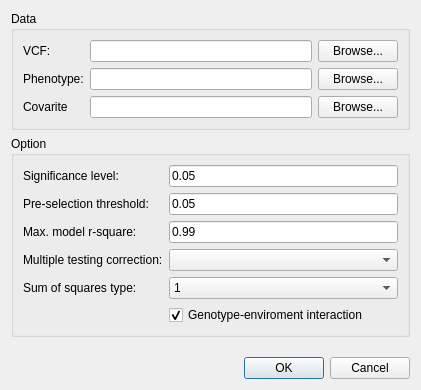
njau-sri/rtm-gwas, file dialogassoc.ui: the form before one commit.
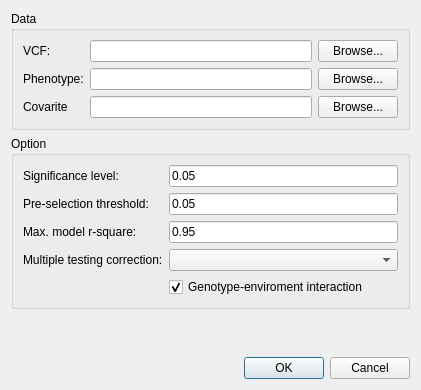
The form after the commit.

Commit message: Remove --sstype

```diff
--- a/dialogassoc.ui
+++ b/dialogassoc.ui
@@ -118,7 +118,7 @@
       <item row="2" column="1">
        <widget class="QLineEdit" name="lineEditRsq">
         <property name="text">
-         <string>0.99</string>
+         <string>0.95</string>
         </property>
        </widget>
       </item>
@@ -129,23 +129,6 @@
         </property>
        </widget>
       </item>
-      <item row="4" column="0">
-       <widget class="QLabel" name="labelStype">
-        <property name="text">
-         <string>Sum of squares type:</string>
-        </property>
-       </widget>
-      </item>
-      <item row="5" column="1">
-       <widget class="QCheckBox" name="checkBoxGxe">
-        <property name="text">
-         <string>Genotype-enviroment interaction</string>
-        </property>
-        <property name="checked">
-         <bool>true</bool>
-        </property>
-       </widget>
-      </item>
       <item row="3" column="1">
        <widget class="QComboBox" name="comboBoxMtc">
         <item>
@@ -166,17 +149,13 @@
        </widget>
       </item>
       <item row="4" column="1">
-       <widget class="QComboBox" name="comboBoxStype">
-        <item>
-         <property name="text">
-          <string>1</string>
-         </property>
-        </item>
-        <item>
-         <property name="text">
-          <string>3</string>
-         </property>
-        </item>
+       <widget class="QCheckBox" name="checkBoxGxe">
+        <property name="text">
+         <string>Genotype-enviroment interaction</string>
+        </property>
+        <property name="checked">
+         <bool>true</bool>
+        </property>
        </widget>
       </item>
      </layout>
```
Left out of the diff: 1 changed line with no effect on the pictures. The commit also changes 1 other file.
